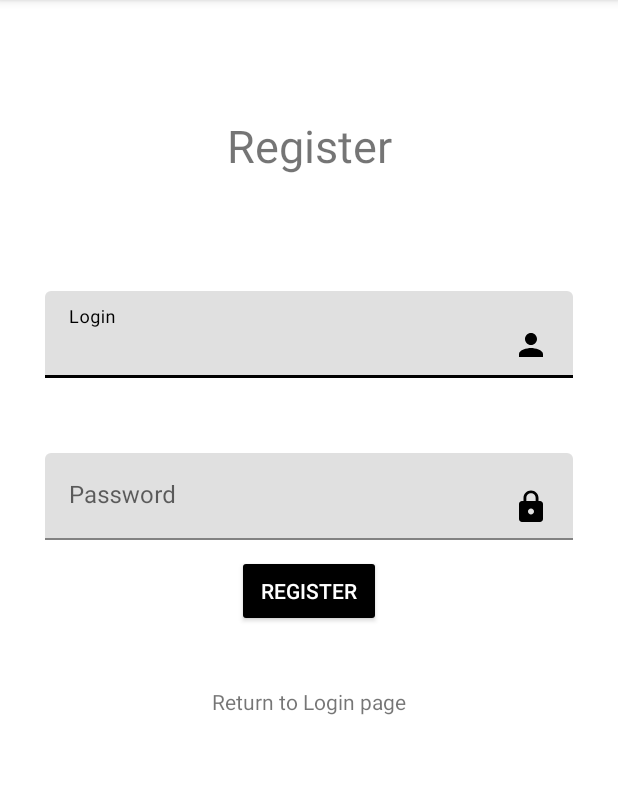
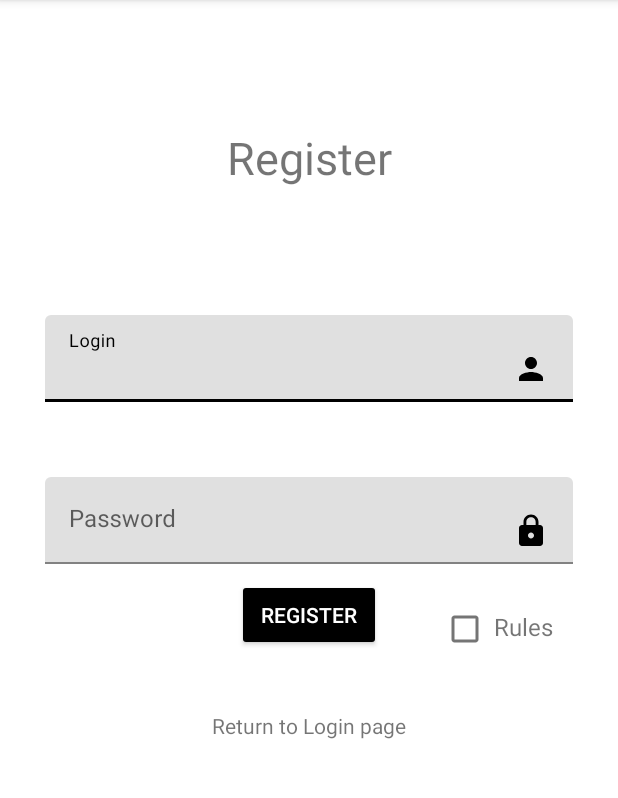
Before and after one commit to jakubpraszkowski/Dating-application-with-Pepe-memes, an Android app: the Register screen opened directly, with no data from a screen before it, after a tap on "REGISTER", on a phone screen of 412 x 824 dp, the part 84-882 px from its top. Run offline under Robolectric (Android 15) with nearby library versions, the phone set to English and light mode, and no system bars; libraries missing offline, so code that uses them is left out: com.vishnusivadas.advanced_httpurlconnection.

Commit message:
add: rules, checkbox and validation

```diff
--- a/app/src/main/java/com/example/meme_dating/Register.java
+++ b/app/src/main/java/com/example/meme_dating/Register.java
@@ -1,12 +1,19 @@
 package com.example.meme_dating;
 
+import androidx.appcompat.app.AlertDialog;
 import androidx.appcompat.app.AppCompatActivity;
 
+import android.content.DialogInterface;
 import android.content.Intent;
+import android.graphics.Color;
+import android.graphics.drawable.ColorDrawable;
 import android.os.Bundle;
 import android.os.Handler;
 import android.view.View;
+import android.view.ViewGroup;
 import android.widget.Button;
+import android.widget.CheckBox;
+import android.widget.PopupWindow;
 import android.widget.ProgressBar;
 import android.widget.TextView;
 import android.widget.Toast;
@@ -20,6 +27,8 @@ public class Register extends AppCompatActivity {
     Button buttonRegister;
     TextView textViewLogin;
     ProgressBar progressBar;
+    CheckBox checkBox;
+    TextView textViewreg;
 
     @Override
     protected void onCreate(Bundle savedInstanceState) {
@@ -31,6 +40,24 @@ public class Register extends AppCompatActivity {
         buttonRegister = findViewById(R.id.buttonSignUp);
         textViewLogin = findViewById(R.id.loginText);
         progressBar = findViewById(R.id.progress);
+        checkBox = findViewById(R.id.checkBox);
+        textViewreg = findViewById(R.id.textViewreg);
+
+
+        textViewreg.setOnClickListener(new View.OnClickListener() {
+            @Override
+            public void onClick(View v) {
+                AlertDialog.Builder builder = new AlertDialog.Builder(v.getContext());
+                builder.setTitle("Rules");
+                builder.setMessage("Go do everything, but never be a pirate kid");
+                builder.setPositiveButton("OK", new DialogInterface.OnClickListener() {
+                    public void onClick(DialogInterface dialog, int id) {
+                        dialog.dismiss();
+                    }
+                });
+                builder.show();
+            }
+        });
 
         textViewLogin.setOnClickListener(new View.OnClickListener(){
             @Override
@@ -47,7 +74,7 @@ public class Register extends AppCompatActivity {
                 username = String.valueOf(textInputEditTextUsername.getText());
                 password = String.valueOf(textInputEditTextPassword.getText());
 
-                if (!username.equals("") && !password.equals("")) {
+                if (!username.equals("") && !password.equals("") && checkBox.isChecked()) {
                     progressBar.setVisibility(View.VISIBLE);
                     Handler handler = new Handler();
                     handler.post(new Runnable() {
@@ -64,8 +91,7 @@ public class Register extends AppCompatActivity {
                                 Toast.makeText(getApplicationContext(), "Wrong IP Address", Toast.LENGTH_SHORT).show();
                             }
                             else {
-                                if (putData.startPut()) {
-                                    if (putData.onComplete()) {
+                                if (putData.startPut() && putData.onComplete()) {
                                         progressBar.setVisibility(View.GONE);
                                         String result = putData.getResult();
                                         if (result.equals("Signed up")) {
@@ -76,7 +102,6 @@ public class Register extends AppCompatActivity {
                                         } else {
                                             Toast.makeText(getApplicationContext(), result, Toast.LENGTH_SHORT).show();
                                         }
-                                    }
                                 }
                             }
                         }
--- a/app/src/main/res/layout/activity_register.xml
+++ b/app/src/main/res/layout/activity_register.xml
@@ -12,9 +12,10 @@
         android:layout_height="wrap_content"
         app:layout_constraintBottom_toBottomOf="parent"
         app:layout_constraintEnd_toEndOf="parent"
+        app:layout_constraintHorizontal_bias="0.0"
         app:layout_constraintStart_toStartOf="parent"
         app:layout_constraintTop_toTopOf="parent"
-        app:layout_constraintVertical_bias="0.4">
+        app:layout_constraintVertical_bias="0.433">
 
         <com.google.android.material.textfield.TextInputLayout
             android:id="@+id/textInputLayoutUsername"
@@ -87,6 +88,32 @@
             app:layout_constraintStart_toStartOf="parent"
             app:layout_constraintTop_toBottomOf="@+id/buttonSignUp"
             tools:targetApi="jelly_bean" />
+
+        <CheckBox
+            android:id="@+id/checkBox"
+            android:layout_width="wrap_content"
+            android:layout_height="wrap_content"
+            app:layout_constraintBottom_toTopOf="@+id/loginText"
+            app:layout_constraintEnd_toEndOf="parent"
+            app:layout_constraintHorizontal_bias="0.293"
+            app:layout_constraintStart_toEndOf="@+id/buttonSignUp"
+            app:layout_constraintTop_toTopOf="@+id/progress"
+            app:layout_constraintVertical_bias="0.38" />
+
+        <TextView
+            android:id="@+id/textViewreg"
+            android:layout_width="wrap_content"
+            android:layout_height="wrap_content"
+            android:layout_marginBottom="15dp"
+            android:padding="16dp"
+            android:text="Rules"
+            android:textSize="16sp"
+            app:layout_constraintBottom_toTopOf="@+id/loginText"
+            app:layout_constraintEnd_toEndOf="parent"
+            app:layout_constraintStart_toStartOf="@+id/checkBox"
+            app:layout_constraintTop_toTopOf="@+id/progress"
+            tools:ignore="MissingConstraints" />
+
     </androidx.constraintlayout.widget.ConstraintLayout>
 
     <TextView
```
